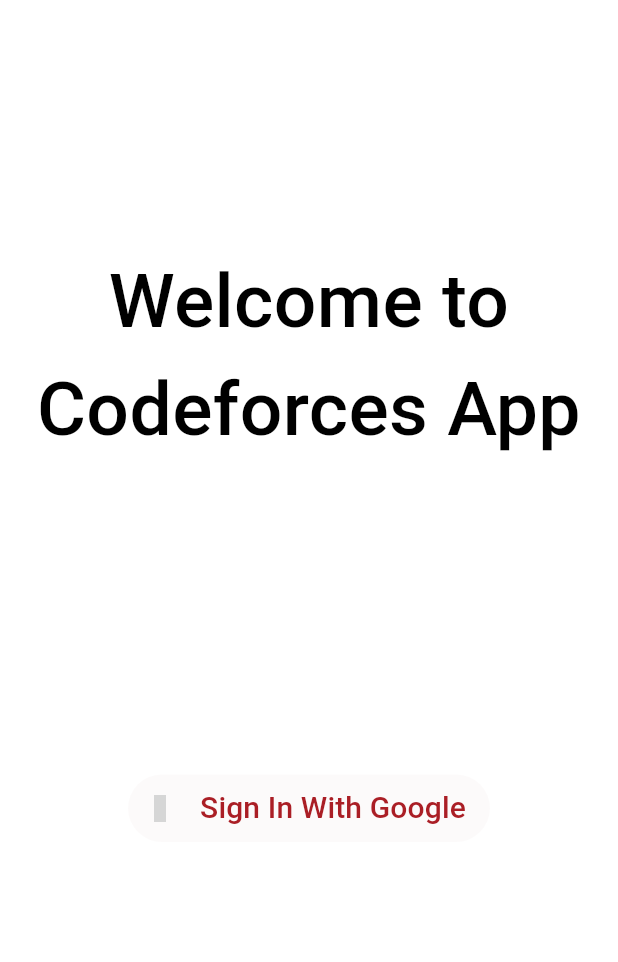
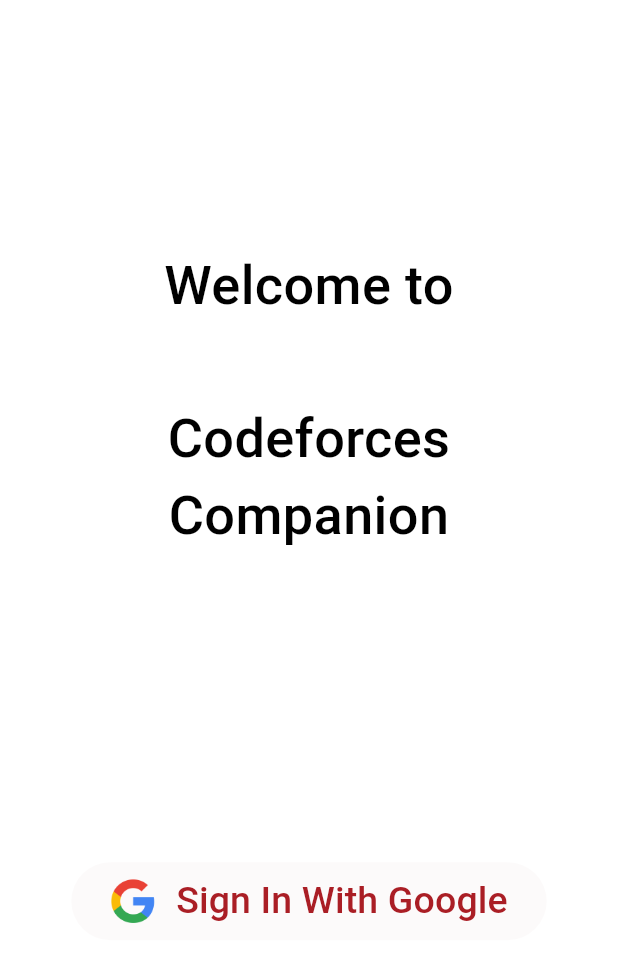
Before and after one commit to AnikateKoul/CodeForces-App, a Flutter app: the screen it shows after launch, on a phone screen of 412 x 824 dp. Shown: the top 962 px of the screen. Run offline on Flutter 3.47's test engine with Material 2 defaults, Android fonts, the light colour scheme and no system bars; our stand-ins replace cloud_firestore, firebase_auth, firebase_core, google_sign_in, simple_icons; accounts and stored records are empty; Roboto replaces fonts that are missing (Source Sans Pro); statements that could not run were skipped; grey boxes are pictures that could not be loaded.

Commit message:
Improved UI and some minor changes done

```diff
--- a/lib/screens/handle_setup.dart
+++ b/lib/screens/handle_setup.dart
@@ -37,7 +37,7 @@
               ),
               Center(
                 child: SizedBox(
-                  width: screenWidth / 1.2,
+                  width: screenWidth / 1.1,
                   child: TextFormField(
                     controller: handleController,
                     decoration: InputDecoration(
--- a/lib/screens/my_friends.dart
+++ b/lib/screens/my_friends.dart
@@ -45,7 +45,7 @@
                     ),
                     onTap: () {
                       Navigator.pushNamed(context, profileScreen,
-                              arguments: snapshot.data![index])
+                              arguments: [snapshot.data![index], 1])
                           .then((value) => setState(() {}));
                     },
                   );
--- a/lib/screens/register_screen.dart
+++ b/lib/screens/register_screen.dart
@@ -2,6 +2,7 @@
 import 'package:my_codeforces_app/constants.dart';
 import 'package:my_codeforces_app/services/firebase_services.dart';
 import 'package:my_codeforces_app/services/firestore_services.dart';
+import 'package:my_codeforces_app/styles/text_styles.dart';
 import 'package:simple_icons/simple_icons.dart';
 
 class RegisterScreen extends StatefulWidget {
@@ -32,15 +33,10 @@
                   padding: EdgeInsets.symmetric(
                     horizontal: screenWidth / 20,
                   ),
-                  child: const Text(
-                    "Welcome to Codeforces App",
+                  child: Text(
+                    "Welcome to \n\nCodeforces Companion",
                     textAlign: TextAlign.center,
-                    style: TextStyle(
-                      fontFamily: 'Source Sans Pro',
-                      fontSize: 50,
-                      fontWeight: FontWeight.w500,
-                      color: Colors.black,
-                    ),
+                    style: style1(fontSize: 36),
                   ),
                 ),
               ],
@@ -51,7 +47,9 @@
             Row(
               mainAxisAlignment: MainAxisAlignment.center,
               children: [
-                TextButton.icon(
+                SizedBox(
+                  width: screenWidth/1.3,
+                  child: TextButton(
                     onPressed: () async {
                       bool isSignedUp =
                           await FirebaseServices().signInWithGoogle();
@@ -70,17 +68,15 @@
                         iconColor: MaterialStateProperty.all<Color>(kblue),
                         backgroundColor: MaterialStateProperty.all<Color>(
                             const Color.fromARGB(26, 228, 209, 209))),
-                  icon: const Icon(SimpleIcons.google),
-                  label: const Padding(
-                    padding: EdgeInsets.only(left: 10),
-                    child: Text(
+                    child: Row(
+                      mainAxisAlignment: MainAxisAlignment.spaceEvenly,
+                      children: [
+                        Image.asset('assets/images/googleLogo.png', width: 30, height: 30,),
+                        Text(
                           "Sign In With Google",
-                      style: TextStyle(
-                        fontFamily: 'Source Sans Pro',
-                        fontSize: 20,
-                        fontWeight: FontWeight.w500,
-                        color: kred,
+                          style: style1(color: kred, fontSize: 25),
                         ),
+                      ],
                     ),
                   ),
                 ),
--- a/lib/screens/search_screen.dart
+++ b/lib/screens/search_screen.dart
@@ -58,7 +58,7 @@
                   child: TextButton(
                     onPressed: () {
                       Navigator.pushNamed(context, profileScreen,
-                          arguments: userController.text);
+                          arguments: [userController.text, 1]);
                     },
                     style: bstyle1(),
                     child: Text(
--- a/lib/screens/user_submissions.dart
+++ b/lib/screens/user_submissions.dart
@@ -15,9 +15,9 @@
   Widget build(BuildContext context) {
     //! final screenWidth = MediaQuery.of(context).size.width;
     //! final screenHeight = MediaQuery.of(context).size.height;
-    final args = ModalRoute.of(context)!.settings.arguments;
-    final username = args ?? "AnikateKoul";
-    final title = args == null ? "My Submissions" : "$args's Submissions";
+    List args = ModalRoute.of(context)!.settings.arguments as List;
+    final username = args[0];
+    final title = args[1] == 0 ? "My Submissions" : "$username's Submissions";
     return Scaffold(
       appBar: AppBar(
         title: Text(
--- a/pubspec.yaml
+++ b/pubspec.yaml
@@ -68,9 +68,8 @@
   uses-material-design: true
 
   # To add assets to your application, add an assets section, like this:
-  # assets:
-  #   - images/a_dot_burr.jpeg
-  #   - images/a_dot_ham.jpeg
+  assets:
+    - assets/images/googleLogo.png
 
   # An image asset can refer to one or more resolution-specific "variants", see
   # https://flutter.dev/assets-and-images/#resolution-aware
```
Also changed, not shown: lib/screens/home_screen.dart (+5 -4 lines), lib/screens/profile_screen.dart (+4 -3 lines), assets/images/googleLogo.png (added), 1 other file. Lines whose indentation alone changed are shown as unchanged.
